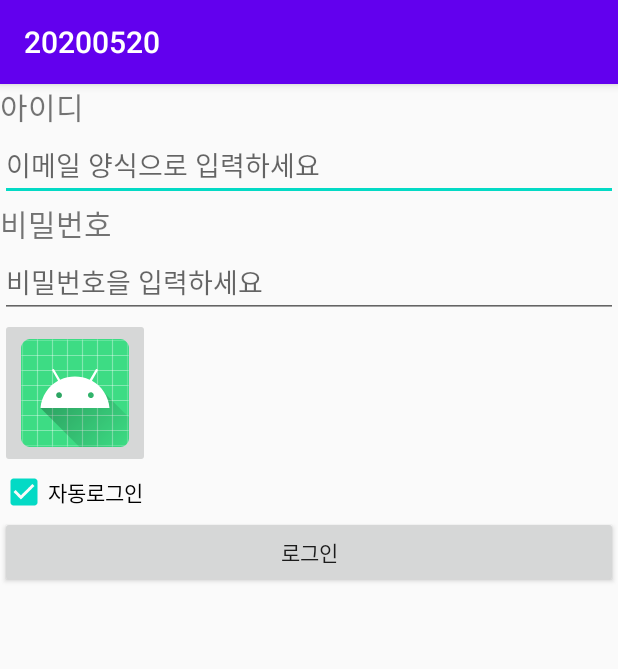
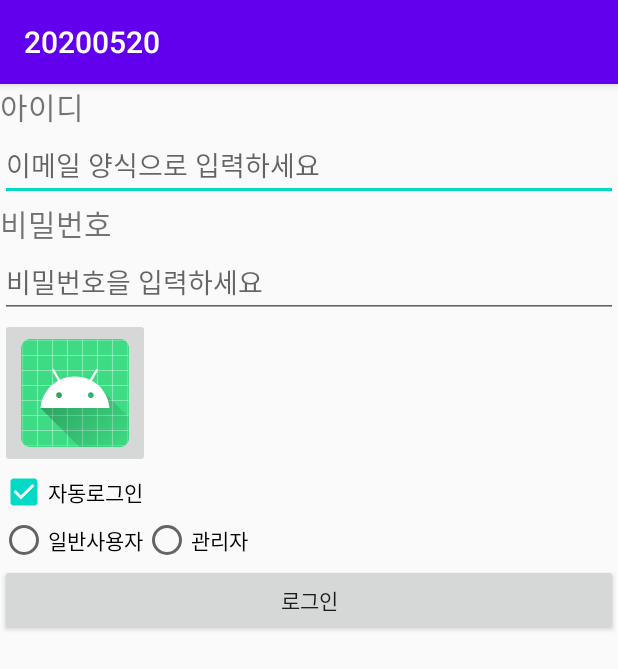
Before and after one commit to kimhaneui/20200520, an Android app: the screen it shows after launch (MainActivity), on a phone screen of 412 x 824 dp. Shown: the top 669 px of the screen. Run offline under Robolectric (Android 15) with nearby library versions, the phone set to English and light mode, and no system bars.

Commit message:
라디오버튼 체험

```diff
--- a/app/src/main/res/layout/activity_main.xml
+++ b/app/src/main/res/layout/activity_main.xml
@@ -39,6 +39,21 @@
         android:layout_height="wrap_content"
         android:text="자동로그인"
         android:checked="true"/>
+
+    <RadioGroup
+        android:layout_width="match_parent"
+        android:layout_height="wrap_content"
+        android:orientation="horizontal">
+        <RadioButton
+            android:layout_width="wrap_content"
+            android:layout_height="wrap_content"
+            android:text="일반사용자"/>
+        <RadioButton
+            android:layout_width="wrap_content"
+            android:layout_height="wrap_content"
+            android:text="관리자"/>
+    </RadioGroup>
+
     <Button
         android:layout_width="match_parent"
         android:layout_height="wrap_content"
```
